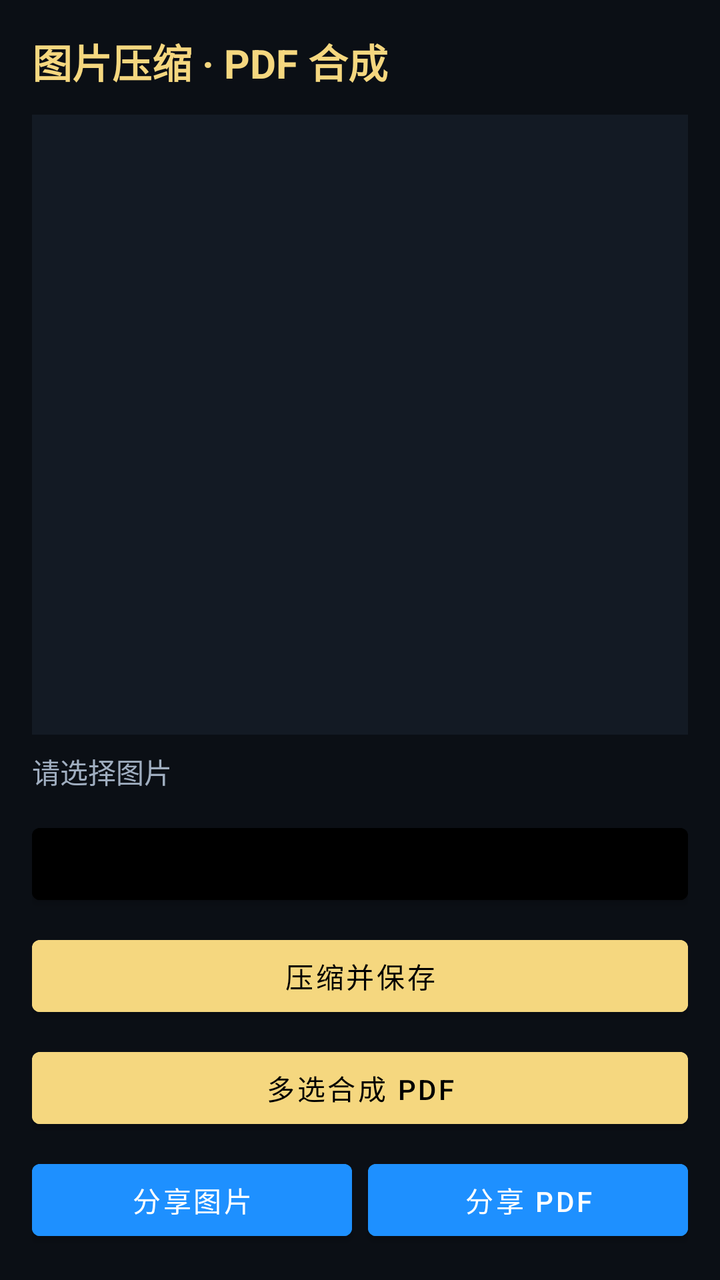
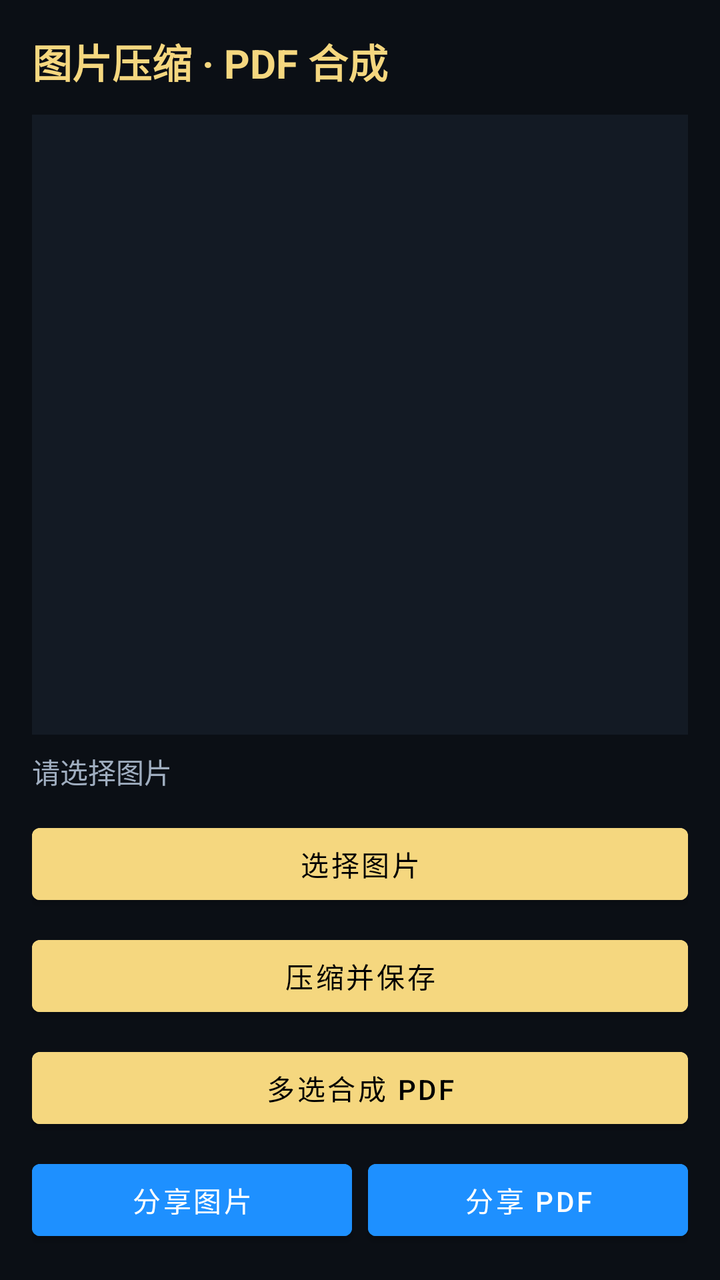

The first picture is an Android layout as it rendered before a commit; the second is the same layout after the commit. The layout source and the unified diff follow.
<!-- AndroidManifest.xml: application theme Theme.MaterialComponents.DayNight.NoActionBar -->
<!-- res/layout/activity_main.xml -->
<?xml version="1.0" encoding="utf-8"?>
<androidx.coordinatorlayout.widget.CoordinatorLayout xmlns:android="http://schemas.android.com/apk/res/android"
    android:layout_width="match_parent"
    android:layout_height="match_parent"
    android:background="#0B0F15">

    <LinearLayout
        android:orientation="vertical"
        android:padding="16dp"
        android:layout_width="match_parent"
        android:layout_height="match_parent">

        <TextView
            android:text="图片压缩 · PDF 合成"
            android:textSize="20sp"
            android:textStyle="bold"
            android:textColor="#F5D77F"
            android:layout_width="match_parent"
            android:layout_height="wrap_content" />

        <ImageView
            android:id="@+id/image"
            android:layout_width="match_parent"
            android:layout_height="0dp"
            android:layout_weight="1"
            android:adjustViewBounds="true"
            android:scaleType="fitCenter"
            android:layout_marginTop="12dp"
            android:background="#131A24" />

        <TextView
            android:id="@+id/statusText"
            android:layout_width="match_parent"
            android:layout_height="wrap_content"
            android:text="请选择图片"
            android:textColor="#A0AEC0"
            android:layout_marginTop="8dp" />

        <Button
            android:id="@+id/selectButton"
            android:layout_width="match_parent"
            android:layout_height="48dp"
            android:text="选择图片"
            android:layout_marginTop="12dp"
            android:backgroundTint="#F5D NB"
            android:textColor="@android:color/black" />

        <Button
            android:id="@+id/compressButton"
            android:layout_width="match_parent"
            android:layout_height="48dp"
            android:text="压缩并保存"
            android:layout_marginTop="8dp"
            android:backgroundTint="#F5D77F"
            android:textColor="@android:color/black" />

        <Button
            android:id="@+id/multiToPdfButton"
            android:layout_width="match_parent"
            android:layout_height="48dp"
            android:text="多选合成 PDF"
            android:layout_marginTop="8dp"
            android:backgroundTint="#F5D77F"
            android:textColor="@android:color/black" />

        <LinearLayout
            android:orientation="horizontal"
            android:layout_width="match_parent"
            android:layout_height="wrap_content"
            android:layout_marginTop="8dp">

            <Button
                android:id="@+id/shareImageButton"
                android:layout_width="0dp"
                android:layout_height="48dp"
                android:layout_weight="1"
                android:text="分享图片"
                android:backgroundTint="#1E90FF"
                android:textColor="@android:color/white" />

            <Button
                android:id="@+id/sharePdfButton"
                android:layout_width="0dp"
                android:layout_height="48dp"
                android:layout_weight="1"
                android:layout_marginStart="8dp"
                android:text="分享 PDF"
                android:backgroundTint="#1E90FF"
                android:textColor="@android:color/white" />
        </LinearLayout>
    </LinearLayout>
</androidx.coordinatorlayout.widget.CoordinatorLayout>
<!-- resources referenced by this layout -->
<resources>

</resources>

<!-- the commit's change to res/layout/activity_main.xml (unified diff, before → after) -->
@@ -42,7 +42,7 @@
             android:layout_height="48dp"
             android:text="选择图片"
             android:layout_marginTop="12dp"
-            android:backgroundTint="#F5D NB"
+            android:backgroundTint="#F5D77F"
             android:textColor="@android:color/black" />
 
         <Button
